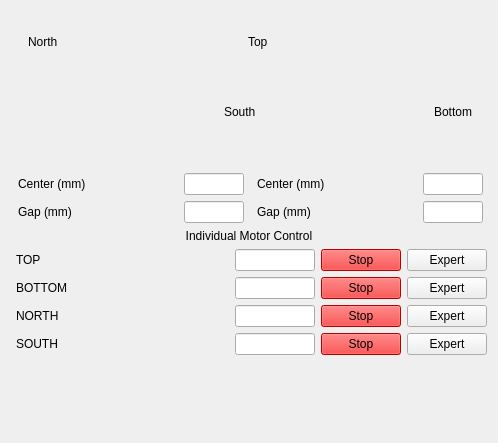
Above: pcdsdevices/ui/BeckhoffSlits.detailed.ui from pcdshub/pcdsdevices before the change. Below: the same form after it.
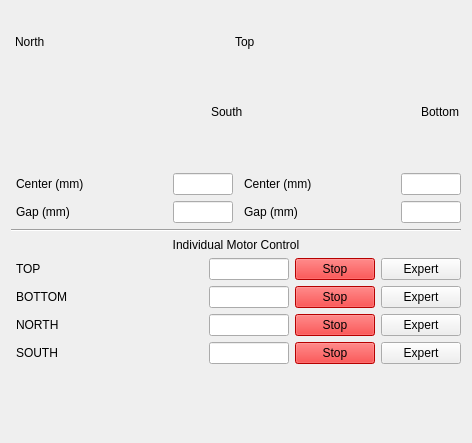
That is the form after the change. Custom widgets are drawn as their Qt base class.

Commit message: WIP: add dividing line to detailed screen

The edit to the form file:
```diff
--- a/pcdsdevices/ui/BeckhoffSlits.detailed.ui
+++ b/pcdsdevices/ui/BeckhoffSlits.detailed.ui
@@ -6,7 +6,7 @@
    <rect>
     <x>0</x>
     <y>0</y>
-    <width>498</width>
+    <width>468</width>
     <height>443</height>
    </rect>
   </property>
@@ -822,6 +822,16 @@
      </item>
     </layout>
    </item>
+   <item>
+    <widget class="Line" name="line">
+     <property name="lineWidth">
+      <number>1</number>
+     </property>
+     <property name="orientation">
+      <enum>Qt::Horizontal</enum>
+     </property>
+    </widget>
+   </item>
    <item>
     <widget class="QLabel" name="label_13">
      <property name="text">
```
